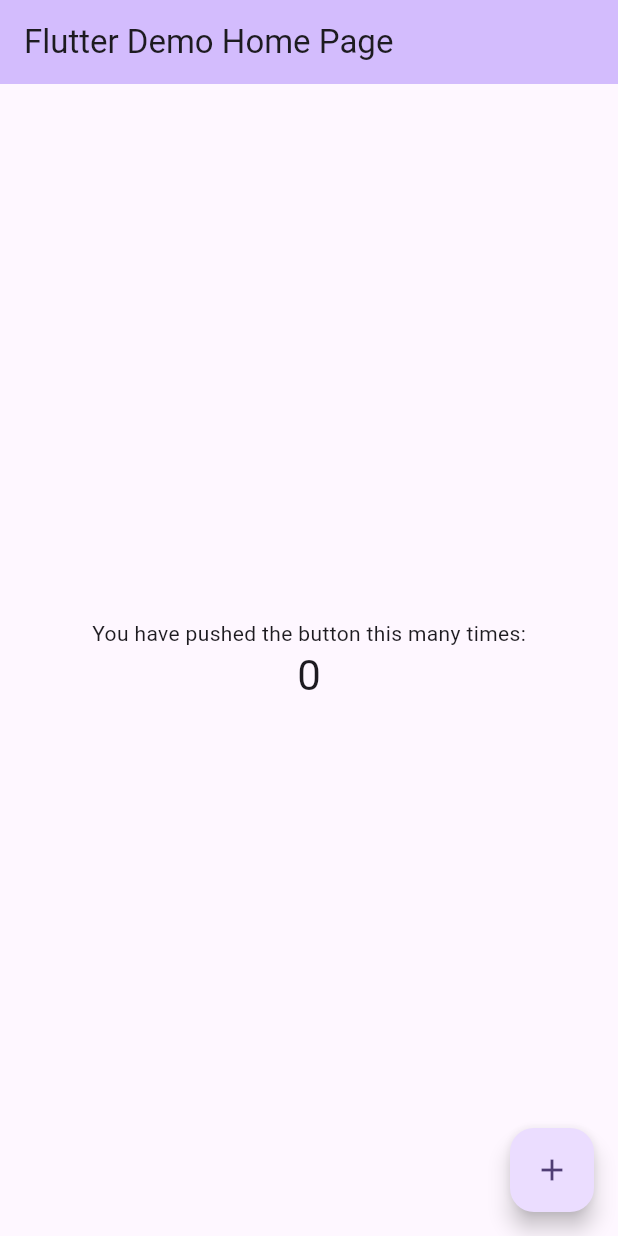
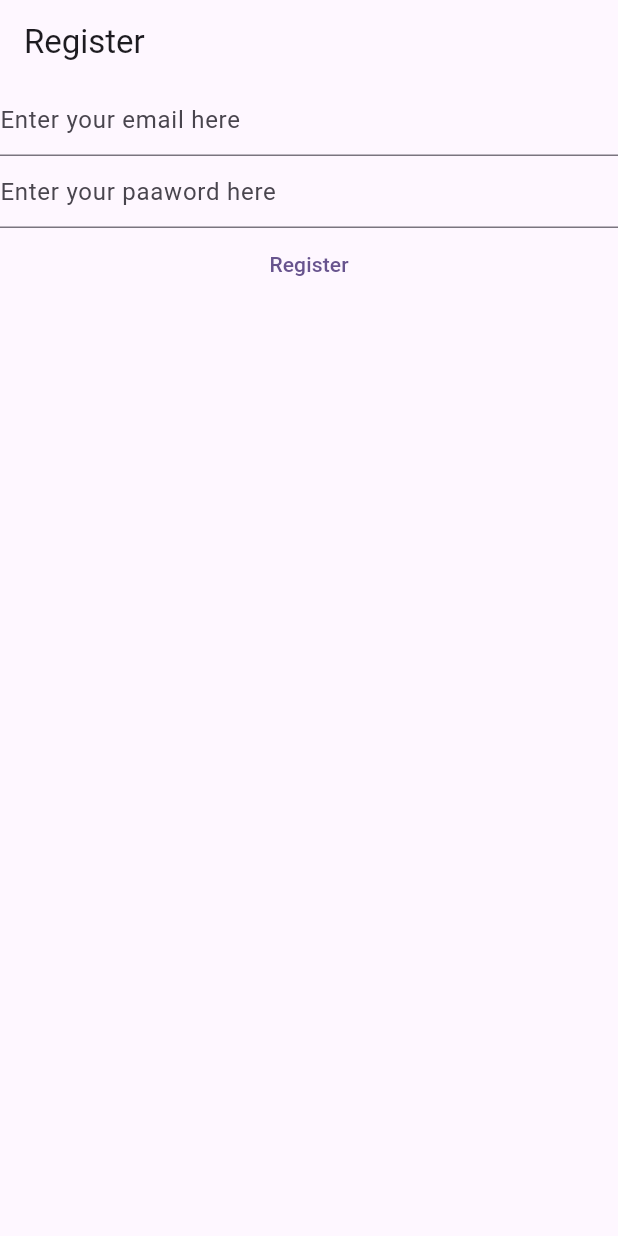
Before and after one commit to alsgudrl132/flutter-fcc, a Flutter app: the screen it shows after launch, on a phone screen of 412 x 824 dp. Run offline on Flutter 3.47's test engine with Material 3 defaults, Android fonts, the phone set to English and light mode, and no system bars.

Commit message:
TextField

```diff
--- a/mynotes/analysis_options.yaml
+++ b/mynotes/analysis_options.yaml
@@ -23,6 +23,5 @@ linter:
   rules:
     # avoid_print: false  # Uncomment to disable the `avoid_print` rule
     # prefer_single_quotes: true  # Uncomment to enable the `prefer_single_quotes` rule
-
 # Additional information about this file can be found at
 # https://dart.dev/guides/language/analysis-options
--- a/mynotes/lib/main.dart
+++ b/mynotes/lib/main.dart
@@ -1,122 +1,63 @@
 import 'package:flutter/material.dart';
 
 void main() {
-  runApp(const MyApp());
+  runApp(
+    MaterialApp(
+      title: 'Flutter Demo',
+      theme: ThemeData(
+        colorScheme: ColorScheme.fromSeed(seedColor: Colors.deepPurple),
+      ),
+      home: const HomePage(),
+    ),
+  );
 }
 
-class MyApp extends StatelessWidget {
-  const MyApp({super.key});
+class HomePage extends StatefulWidget {
+  const HomePage({super.key});
 
-  // This widget is the root of your application.
   @override
-  Widget build(BuildContext context) {
-    return MaterialApp(
-      title: 'Flutter Demo',
-      theme: ThemeData(
-        // This is the theme of your application.
-        //
-        // TRY THIS: Try running your application with "flutter run". You'll see
-        // the application has a purple toolbar. Then, without quitting the app,
-        // try changing the seedColor in the colorScheme below to Colors.green
-        // and then invoke "hot reload" (save your changes or press the "hot
-        // reload" button in a Flutter-supported IDE, or press "r" if you used
-        // the command line to start the app).
-        //
-        // Notice that the counter didn't reset back to zero; the application
-        // state is not lost during the reload. To reset the state, use hot
-        // restart instead.
-        //
-        // This works for code too, not just values: Most code changes can be
-        // tested with just a hot reload.
-        colorScheme: ColorScheme.fromSeed(seedColor: Colors.deepPurple),
-      ),
-      home: const MyHomePage(title: 'Flutter Demo Home Page'),
-    );
-  }
+  State<HomePage> createState() => _HomePageState();
 }
 
-class MyHomePage extends StatefulWidget {
-  const MyHomePage({super.key, required this.title});
-
-  // This widget is the home page of your application. It is stateful, meaning
-  // that it has a State object (defined below) that contains fields that affect
-  // how it looks.
-
-  // This class is the configuration for the state. It holds the values (in this
-  // case the title) provided by the parent (in this case the App widget) and
-  // used by the build method of the State. Fields in a Widget subclass are
-  // always marked "final".
-
-  final String title;
+class _HomePageState extends State<HomePage> {
+  late final TextEditingController _email;
+  late final TextEditingController _password;
 
   @override
-  State<MyHomePage> createState() => _MyHomePageState();
-}
+  void initState() {
+    _email = TextEditingController();
+    _password = TextEditingController();
+    super.initState();
+  }
 
-class _MyHomePageState extends State<MyHomePage> {
-  int _counter = 0;
-
-  void _incrementCounter() {
-    setState(() {
-      // This call to setState tells the Flutter framework that something has
-      // changed in this State, which causes it to rerun the build method below
-      // so that the display can reflect the updated values. If we changed
-      // _counter without calling setState(), then the build method would not be
-      // called again, and so nothing would appear to happen.
-      _counter++;
-    });
+  @override
+  void dispose() {
+    _email.dispose();
+    _password.dispose();
+    super.dispose();
   }
 
   @override
   Widget build(BuildContext context) {
-    // This method is rerun every time setState is called, for instance as done
-    // by the _incrementCounter method above.
-    //
-    // The Flutter framework has been optimized to make rerunning build methods
-    // fast, so that you can just rebuild anything that needs updating rather
-    // than having to individually change instances of widgets.
     return Scaffold(
-      appBar: AppBar(
-        // TRY THIS: Try changing the color here to a specific color (to
-        // Colors.amber, perhaps?) and trigger a hot reload to see the AppBar
-        // change color while the other colors stay the same.
-        backgroundColor: Theme.of(context).colorScheme.inversePrimary,
-        // Here we take the value from the MyHomePage object that was created by
-        // the App.build method, and use it to set our appbar title.
-        title: Text(widget.title),
+      appBar: AppBar(title: const Text('Register')),
+      body: Column(
+        children: [
+          TextField(
+            controller: _email,
+            decoration: const InputDecoration(
+              hintText: 'Enter your email here',
+            ),
+          ),
+          TextField(
+            controller: _password,
+            decoration: const InputDecoration(
+              hintText: 'Enter your paaword here',
+            ),
+          ),
+          TextButton(onPressed: () async {}, child: const Text("Register")),
+        ],
       ),
-      body: Center(
-        // Center is a layout widget. It takes a single child and positions it
-        // in the middle of the parent.
-        child: Column(
-          // Column is also a layout widget. It takes a list of children and
-          // arranges them vertically. By default, it sizes itself to fit its
-          // children horizontally, and tries to be as tall as its parent.
-          //
-          // Column has various properties to control how it sizes itself and
-          // how it positions its children. Here we use mainAxisAlignment to
-          // center the children vertically; the main axis here is the vertical
-          // axis because Columns are vertical (the cross axis would be
-          // horizontal).
-          //
-          // TRY THIS: Invoke "debug painting" (choose the "Toggle Debug Paint"
-          // action in the IDE, or press "p" in the console), to see the
-          // wireframe for each widget.
-          mainAxisAlignment: MainAxisAlignment.center,
-          children: <Widget>[
-            const Text('You have pushed the button this many times:'),
-            Text(
-              '$_counter',
-              style: Theme.of(context).textTheme.headlineMedium,
-            ),
-          ],
-        ),
-      ),
-      floatingActionButton: FloatingActionButton(
-        onPressed: _incrementCounter,
-        tooltip: 'Increment',
-        child: const Icon(Icons.add),
-      ), // This trailing comma makes auto-formatting nicer for build methods.
     );
   }
 }
```
Also changed, not shown: 8 other files.
